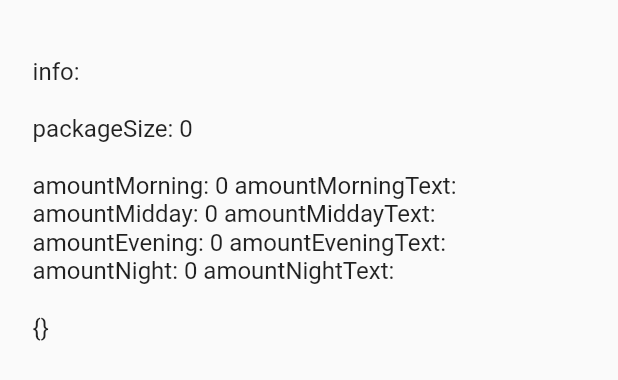
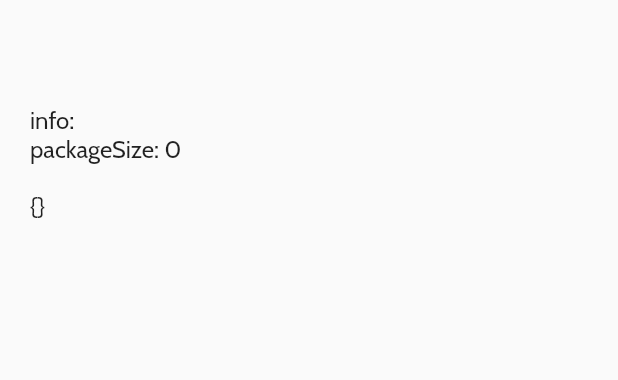
Before and after one commit to med-united/therapietreue-app, a Flutter app: what buildSheet() shows on an empty page, opened directly, on a phone screen of 412 x 824 dp. Shown: the top 380 px of the screen. Run offline on Flutter 3.47's test engine with Material 2 defaults, Android fonts, the phone set to English and light mode, and no system bars; drawn by our look-alikes of flutter_platform_widgets; our stand-ins replace cloud_firestore, cloud_functions, firebase_auth, firebase_messaging, flutter_local_notifications, flutter_riverpod and 11 more; missing offline and left inert: enum_to_string, google_ml_vision, majascan, xml2json; accounts and stored records are empty.

Commit message:
improve screen with medication details

```diff
--- a/lib/features/medication/medication_tab.dart
+++ b/lib/features/medication/medication_tab.dart
@@ -1090,14 +1090,48 @@ Widget buildSheet(medication) => Container(
   child: SizedBox(
     width: 330,
     child: Column(
-        children: [
-          Text(
-            '${medication.name}\n\ninfo: ${medication.info}\n\npackageSize: ${medication.packageSize}\n\namountMorning: ${medication.amountMorning}\tamountMorningText: ${medication.amountMorningText}\namountMidday: ${medication.amountMidday}\tamountMiddayText: ${medication.amountMiddayText}\namountEvening: ${medication.amountEvening}\tamountEveningText: ${medication.amountEveningText}\namountNight: ${medication.amountNight}\tamountNightText: ${medication.amountNightText}\n\n$medication',
-            style: TextStyle(
-              fontSize: 16,
-              fontWeight: FontWeight.normal,
+      children: [
+        Padding(
+          padding: EdgeInsets.fromLTRB(20, 25, 20, 0),
+          child: Align(
+            alignment: Alignment.centerLeft,
+            child: Text(
+              '${medication.name}',
+              style: ThemeConstants.primaryFont.copyWith(fontSize: 22, fontWeight: FontWeight.normal),
             ),
           ),
-        ]),
+        ),
+        Padding(
+          padding: EdgeInsets.fromLTRB(20, 0, 20, 0),
+          child: Align(
+            alignment: Alignment.centerLeft,
+            child: Text(
+              '\ninfo: ${medication.info}',
+              style: ThemeConstants.primaryFont.copyWith(fontSize: 16, fontWeight: FontWeight.normal),
+            ),
+          ),
+        ),
+        Padding(
+          padding: EdgeInsets.fromLTRB(20, 0, 20, 0),
+          child: Align(
+            alignment: Alignment.centerLeft,
+            child: Text(
+              'packageSize: ${medication.packageSize}\n',
+              style: ThemeConstants.primaryFont.copyWith(fontSize: 16, fontWeight: FontWeight.normal),
+            ),
+          ),
+        ),
+        Padding(
+          padding: EdgeInsets.fromLTRB(20, 0, 20, 0),
+          child: Align(
+            alignment: Alignment.centerLeft,
+            child: Text(
+              '$medication',
+              style: ThemeConstants.primaryFont.copyWith(fontSize: 16, fontWeight: FontWeight.normal),
+            ),
+          ),
+        ),
+      ],
+    ),
   ),
 );
```
